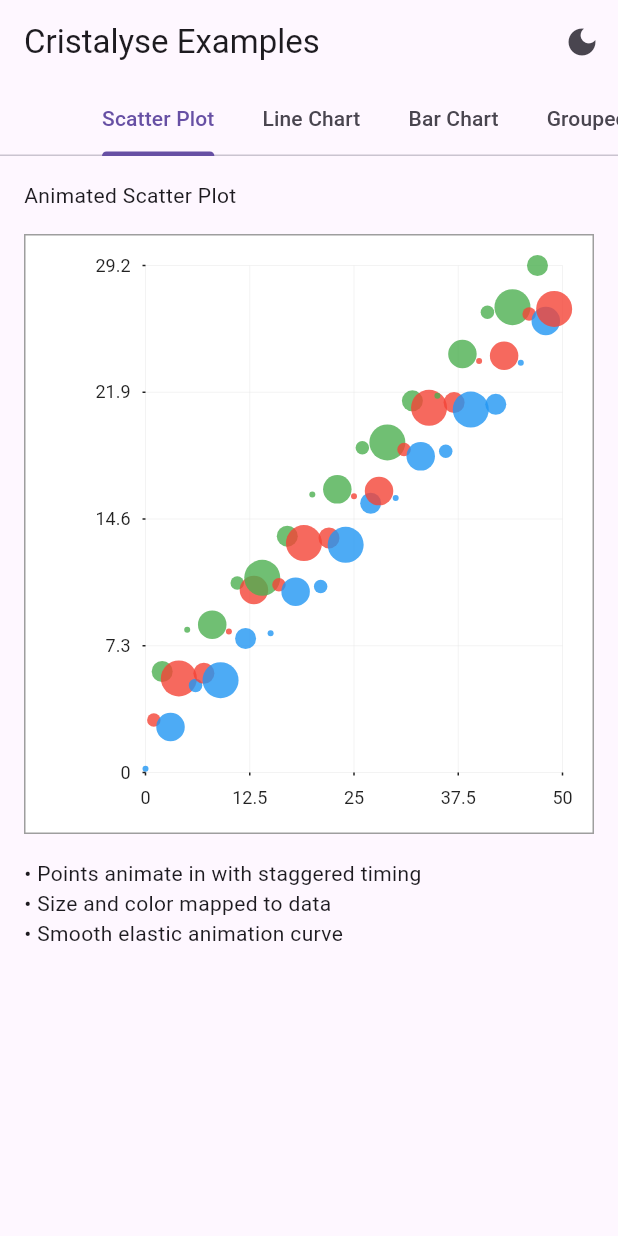
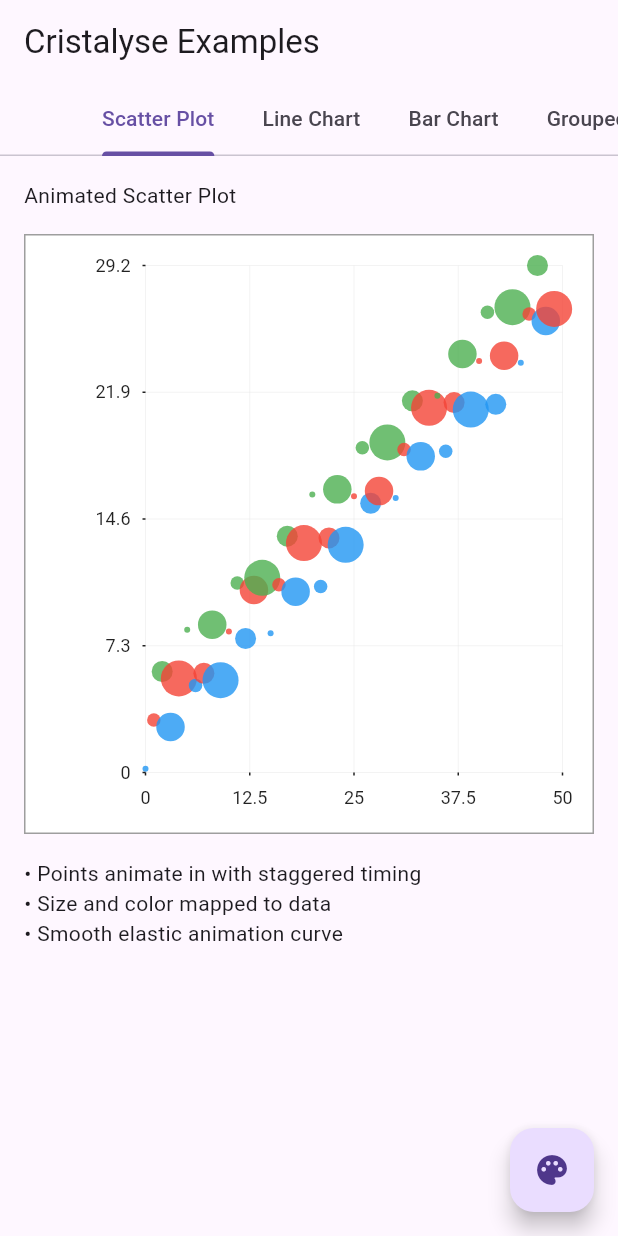
Before and after one commit to rudi-q/cristalyse, a Flutter app: the screen it shows after launch, on a phone screen of 412 x 824 dp. Run offline on Flutter 3.47's test engine with Material 3 defaults, Android fonts, the light colour scheme and no system bars.

Commit message:
Added two new chart themes

```diff
--- a/example/lib/graphs/barChart.dart
+++ b/example/lib/graphs/barChart.dart
@@ -3,16 +3,10 @@ import 'dart:math' as math;
 import 'package:cristalyse/cristalyse.dart';
 import 'package:flutter/material.dart';
 
-Widget buildBarChartTab(ChartTheme currentTheme) {
-  // Generate bar chart data
-  final categories = ['Q1', 'Q2', 'Q3', 'Q4'];
-  final data = categories.map((quarter) {
-    final revenue = 50 + math.Random().nextDouble() * 50;
-    return {'quarter': quarter, 'revenue': revenue};
-  }).toList();
-
+Widget buildBarChartTab(
+    ChartTheme currentTheme, List<Map<String, dynamic>> data) {
   return SingleChildScrollView(
-    padding: EdgeInsets.all(16),
+    padding: const EdgeInsets.all(16),
     child: Column(
       crossAxisAlignment: CrossAxisAlignment.start,
       children: [
--- a/example/lib/graphs/groupedBar.dart
+++ b/example/lib/graphs/groupedBar.dart
@@ -3,21 +3,10 @@ import 'dart:math' as math;
 import 'package:cristalyse/cristalyse.dart';
 import 'package:flutter/material.dart';
 
-Widget buildGroupedBarTab(ChartTheme currentTheme) {
-  // Generate grouped bar data
-  final quarters = ['Q1', 'Q2', 'Q3', 'Q4'];
-  final products = ['Product A', 'Product B', 'Product C'];
-  final data = <Map<String, dynamic>>[];
-
-  for (final quarter in quarters) {
-    for (final product in products) {
-      final revenue = 20 + math.Random().nextDouble() * 40;
-      data.add({'quarter': quarter, 'product': product, 'revenue': revenue});
-    }
-  }
-
+Widget buildGroupedBarTab(
+    ChartTheme currentTheme, List<Map<String, dynamic>> data) {
   return SingleChildScrollView(
-    padding: EdgeInsets.all(16),
+    padding: const EdgeInsets.all(16),
     child: Column(
       crossAxisAlignment: CrossAxisAlignment.start,
       children: [
--- a/example/lib/graphs/horizontalBarChart.dart
+++ b/example/lib/graphs/horizontalBarChart.dart
@@ -3,16 +3,10 @@ import 'dart:math' as math;
 import 'package:cristalyse/cristalyse.dart';
 import 'package:flutter/material.dart';
 
-Widget buildHorizontalBarTab(ChartTheme currentTheme) {
-  // Generate horizontal bar data
-  final departments = ['Engineering', 'Sales', 'Marketing', 'Support', 'HR'];
-  final data = departments.map((dept) {
-    final headcount = 5 + math.Random().nextDouble() * 45;
-    return {'department': dept, 'headcount': headcount};
-  }).toList();
-
+Widget buildHorizontalBarTab(
+    ChartTheme currentTheme, List<Map<String, dynamic>> data) {
   return SingleChildScrollView(
-    padding: EdgeInsets.all(16),
+    padding: const EdgeInsets.all(16),
     child: Column(
       crossAxisAlignment: CrossAxisAlignment.start,
       children: [
--- a/example/lib/graphs/lineChart.dart
+++ b/example/lib/graphs/lineChart.dart
@@ -3,16 +3,10 @@ import 'dart:math' as math;
 import 'package:cristalyse/cristalyse.dart';
 import 'package:flutter/material.dart';
 
-Widget buildLineChartTab(ChartTheme currentTheme) {
-  // Generate time series data
-  final data = List.generate(30, (i) {
-    final x = i.toDouble();
-    final y = 10 + 5 * math.sin(x * 0.3) + math.Random().nextDouble() * 2;
-    return {'x': x, 'y': y, 'category': 'Time Series'};
-  });
-
+Widget buildLineChartTab(
+    ChartTheme currentTheme, List<Map<String, dynamic>> data) {
   return SingleChildScrollView(
-    padding: EdgeInsets.all(16),
+    padding: const EdgeInsets.all(16),
     child: Column(
       crossAxisAlignment: CrossAxisAlignment.start,
       children: [
--- a/example/lib/graphs/scatterPlot.dart
+++ b/example/lib/graphs/scatterPlot.dart
@@ -3,17 +3,10 @@ import 'dart:math' as math;
 import 'package:cristalyse/cristalyse.dart';
 import 'package:flutter/material.dart';
 
-Widget buildScatterPlotTab(var currentTheme) {
-  // Generate scatter plot data
-  final data = List.generate(50, (i) {
-    final x = i.toDouble();
-    final y = x * 0.5 + (i % 3) * 2 + (i % 7) * 0.3 + math.Random().nextDouble() * 2;
-    final category = ['Alpha', 'Beta', 'Gamma'][i % 3];
-    return {'x': x, 'y': y, 'category': category, 'size': (i % 5) + 1.0};
-  });
-
+Widget buildScatterPlotTab(
+    ChartTheme currentTheme, List<Map<String, dynamic>> data) {
   return SingleChildScrollView(
-    padding: EdgeInsets.all(16),
+    padding: const EdgeInsets.all(16),
     child: Column(
       crossAxisAlignment: CrossAxisAlignment.start,
       children: [
--- a/example/lib/main.dart
+++ b/example/lib/main.dart
@@ -6,6 +6,8 @@ import 'graphs/groupedBar.dart';
 import 'graphs/horizontalBarChart.dart';
 import 'graphs/lineChart.dart';
 import 'graphs/scatterPlot.dart';
+
+import 'dart:math' as math;
 
 void main() {
   runApp(CristalyseExampleApp());
@@ -18,6 +20,7 @@ class CristalyseExampleApp extends StatelessWidget {
   Widget build(BuildContext context) {
     return MaterialApp(
       title: 'Cristalyse Examples',
+      debugShowCheckedModeBanner: false,
       theme: ThemeData(primarySwatch: Colors.blue),
       home: ExampleHome(),
     );
@@ -33,12 +36,67 @@ class ExampleHome extends StatefulWidget {
 
 class _ExampleHomeState extends State<ExampleHome> with TickerProviderStateMixin {
   late TabController _tabController;
-  bool _isDarkMode = false;
+  int _currentThemeIndex = 0;
+  final _themes = [
+    ChartTheme.defaultTheme(),
+    ChartTheme.darkTheme(),
+    ChartTheme.solarizedLightTheme(),
+    ChartTheme.solarizedDarkTheme(),
+  ];
+
+  late final List<Map<String, dynamic>> _scatterPlotData;
+  late final List<Map<String, dynamic>> _lineChartData;
+  late final List<Map<String, dynamic>> _barChartData;
+  late final List<Map<String, dynamic>> _groupedBarData;
+  late final List<Map<String, dynamic>> _horizontalBarData;
 
   @override
   void initState() {
     super.initState();
     _tabController = TabController(length: 5, vsync: this);
+
+    _scatterPlotData = List.generate(50, (i) {
+      final x = i.toDouble();
+      final y =
+          x * 0.5 + (i % 3) * 2 + (i % 7) * 0.3 + math.Random().nextDouble() * 2;
+      final category = ['Alpha', 'Beta', 'Gamma'][i % 3];
+      return {'x': x, 'y': y, 'category': category, 'size': (i % 5) + 1.0};
+    });
+
+    _lineChartData = List.generate(30, (i) {
+      final x = i.toDouble();
+      final y = 10 + 5 * math.sin(x * 0.3) + math.Random().nextDouble() * 2;
+      return {'x': x, 'y': y, 'category': 'Time Series'};
+    });
+
+    final barCategories = ['Q1', 'Q2', 'Q3', 'Q4'];
+    _barChartData = barCategories.map((quarter) {
+      final revenue = 50 + math.Random().nextDouble() * 50;
+      return {'quarter': quarter, 'revenue': revenue};
+    }).toList();
+
+    final groupedQuarters = ['Q1', 'Q2', 'Q3', 'Q4'];
+    final groupedProducts = ['Product A', 'Product B', 'Product C'];
+    _groupedBarData = <Map<String, dynamic>>[];
+    for (final quarter in groupedQuarters) {
+      for (final product in groupedProducts) {
+        final revenue = 20 + math.Random().nextDouble() * 40;
+        _groupedBarData
+            .add({'quarter': quarter, 'product': product, 'revenue': revenue});
+      }
+    }
+
+    final horizontalDepartments = [
+      'Engineering',
+      'Sales',
+      'Marketing',
+      'Support',
+      'HR'
+    ];
+    _horizontalBarData = horizontalDepartments.map((dept) {
+      final headcount = 5 + math.Random().nextDouble() * 45;
+      return {'department': dept, 'headcount': headcount};
+    }).toList();
   }
 
   @override
@@ -47,19 +105,13 @@ class _ExampleHomeState extends State<ExampleHome> with TickerProviderStateMixin
     super.dispose();
   }
 
-  ChartTheme get currentTheme => _isDarkMode ? ChartTheme.darkTheme() : ChartTheme.defaultTheme();
+  ChartTheme get currentTheme => _themes[_currentThemeIndex];
 
   @override
   Widget build(BuildContext context) {
     return Scaffold(
       appBar: AppBar(
-        title: Text('Cristalyse Examples'),
-        actions: [
-          IconButton(
-            icon: Icon(_isDarkMode ? Icons.light_mode : Icons.dark_mode),
-            onPressed: () => setState(() => _isDarkMode = !_isDarkMode),
-          ),
-        ],
+        title: const Text('Cristalyse Examples'),
         bottom: TabBar(
           controller: _tabController,
           isScrollable: true,
@@ -75,12 +127,21 @@ class _ExampleHomeState extends State<ExampleHome> with TickerProviderStateMixin
       body: TabBarView(
         controller: _tabController,
         children: [
-          buildScatterPlotTab(currentTheme),
-          buildLineChartTab(currentTheme),
-          buildBarChartTab(currentTheme),
-          buildGroupedBarTab(currentTheme),
-          buildHorizontalBarTab(currentTheme)
+          buildScatterPlotTab(currentTheme, _scatterPlotData),
+          buildLineChartTab(currentTheme, _lineChartData),
+          buildBarChartTab(currentTheme, _barChartData),
+          buildGroupedBarTab(currentTheme, _groupedBarData),
+          buildHorizontalBarTab(currentTheme, _horizontalBarData)
         ],
+      ),
+      floatingActionButton: FloatingActionButton(
+        onPressed: () {
+          setState(() {
+            _currentThemeIndex = (_currentThemeIndex + 1) % _themes.length;
+          });
+        },
+        tooltip: 'Change Theme',
+        child: const Icon(Icons.palette),
       ),
     );
   }
--- a/lib/src/themes/chart_theme.dart
+++ b/lib/src/themes/chart_theme.dart
@@ -99,4 +99,64 @@ class ChartTheme {
       axisLabelStyle: const TextStyle(fontSize: 12, color: Colors.white70),
     );
   }
+
+  /// Solarized Light theme variant
+  static ChartTheme solarizedLightTheme() {
+    return const ChartTheme(
+      backgroundColor: Color(0xFFfdf6e3), // base3
+      plotBackgroundColor: Color(0xFFeee8d5), // base2
+      primaryColor: Color(0xFF268bd2), // blue
+      borderColor: Color(0xFF93a1a1), // base1
+      gridColor: Color(0xFFeee8d5), // base2
+      axisColor: Color(0xFF586e75), // base01
+      gridWidth: 0.5,
+      axisWidth: 1.0,
+      pointSizeDefault: 5.0,
+      pointSizeMin: 2.0,
+      pointSizeMax: 12.0,
+      colorPalette: [
+        Color(0xFF268bd2), // blue
+        Color(0xFFdc322f), // red
+        Color(0xFF859900), // green
+        Color(0xFFb58900), // yellow
+        Color(0xFF6c71c4), // violet
+        Color(0xFFd33682), // magenta
+        Color(0xFF2aa198), // cyan
+        Color(0xFFcb4b16), // orange
+      ],
+      padding: EdgeInsets.only(left: 80, right: 20, top: 20, bottom: 40),
+      axisTextStyle: TextStyle(fontSize: 12, color: Color(0xFF586e75)), // base01
+      axisLabelStyle: TextStyle(fontSize: 12, color: Color(0xFF586e75)), // base01
+    );
+  }
+
+  /// Solarized Dark theme variant
+  static ChartTheme solarizedDarkTheme() {
+    return const ChartTheme(
+      backgroundColor: Color(0xFF002b36), // base03
+      plotBackgroundColor: Color(0xFF073642), // base02
+      primaryColor: Color(0xFF268bd2), // blue
+      borderColor: Color(0xFF586e75), // base01
+      gridColor: Color(0xFF073642), // base02
+      axisColor: Color(0xFF839496), // base0
+      gridWidth: 0.5,
+      axisWidth: 1.0,
+      pointSizeDefault: 5.0,
+      pointSizeMin: 2.0,
+      pointSizeMax: 12.0,
+      colorPalette: [
+        Color(0xFF268bd2), // blue
+        Color(0xFFdc322f), // red
+        Color(0xFF859900), // green
+        Color(0xFFb58900), // yellow
+        Color(0xFF6c71c4), // violet
+        Color(0xFFd33682), // magenta
+        Color(0xFF2aa198), // cyan
+        Color(0xFFcb4b16), // orange
+      ],
+      padding: EdgeInsets.only(left: 80, right: 20, top: 20, bottom: 40),
+      axisTextStyle: TextStyle(fontSize: 12, color: Color(0xFF839496)), // base0
+      axisLabelStyle: TextStyle(fontSize: 12, color: Color(0xFF839496)), // base0
+    );
+  }
 }
```
